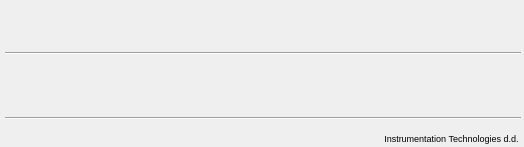
First picture: the form in Hadron/main.ui, repository peterleban/GUI, before the edit.
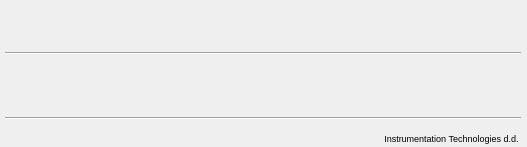
Second picture: the form after the edit. Custom widgets are drawn as their Qt base class.

Diff of the .ui file:
```diff
--- a/Hadron/main.ui
+++ b/Hadron/main.ui
@@ -6,7 +6,7 @@
    <rect>
     <x>0</x>
     <y>0</y>
-    <width>524</width>
+    <width>527</width>
     <height>147</height>
    </rect>
   </property>
```
Left out of the diff: 10 changed lines with no effect on the pictures.
